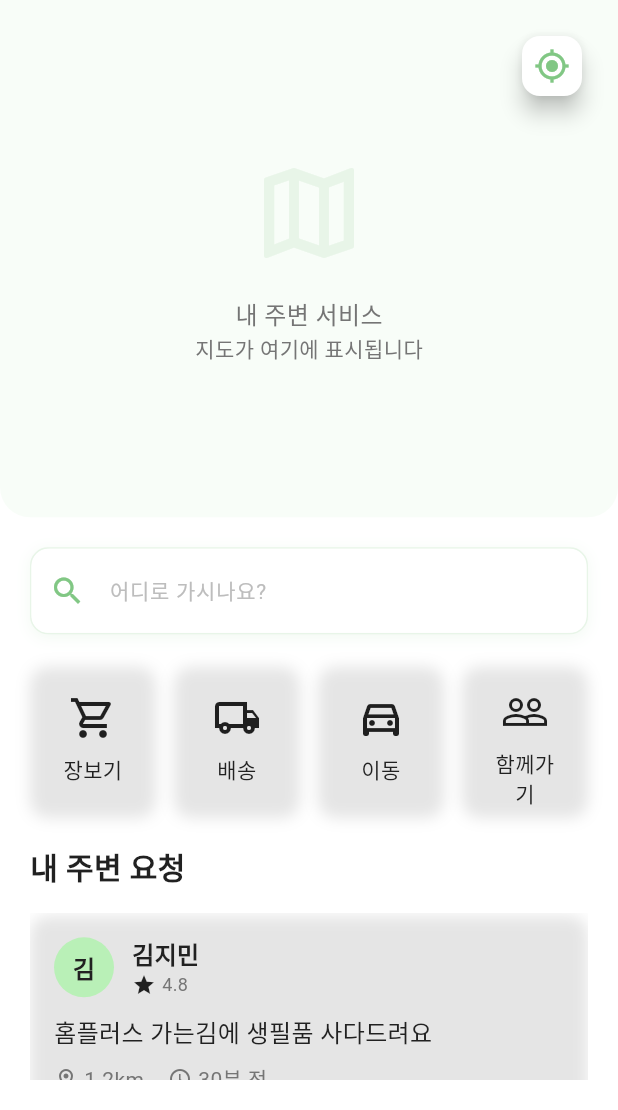
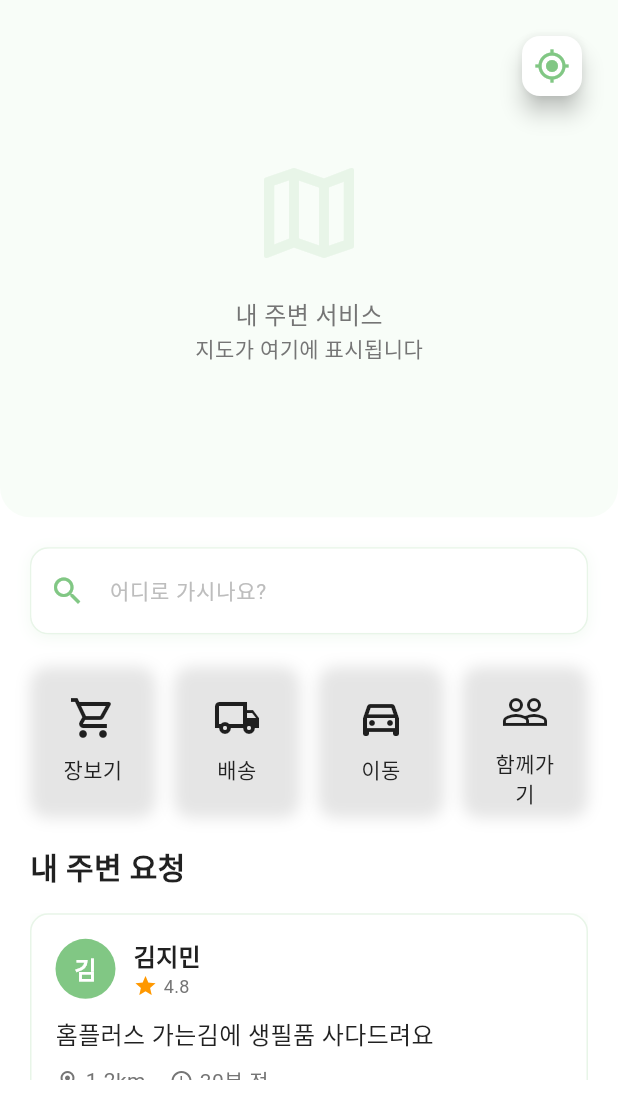
Before and after one commit to pnci1029/GNGM, a Flutter app: the screen it shows after launch, on a phone screen of 412 x 824 dp, the part 126-1236 px from its top. Run offline on Flutter 3.47's test engine with Material 3 defaults, Android fonts, the phone set to English and light mode, and no system bars; Roboto replaces fonts that are missing (Gamja Flower, Noto Sans KR); statements that could not run were skipped.

Commit message:
[FE] 프로젝트 톤 세팅중

```diff
--- a/GNGM_FE/lib/widgets/service_card.dart
+++ b/GNGM_FE/lib/widgets/service_card.dart
@@ -32,11 +32,15 @@ class ServiceCard extends StatelessWidget {
         margin: const EdgeInsets.only(bottom: 12),
         padding: const EdgeInsets.all(16),
         decoration: BoxDecoration(
-          color: GNGMColors.cleanWhite,
+          color: GNGMColors.white,
           borderRadius: BorderRadius.circular(12),
+          border: Border.all(
+            color: GNGMColors.primarySubtle,
+            width: 1,
+          ),
           boxShadow: [
             BoxShadow(
-              color: Colors.black.withOpacity(0.1),
+              color: GNGMColors.primary.withOpacity(0.08),
               blurRadius: 8,
               offset: const Offset(0, 2),
             ),
@@ -49,11 +53,11 @@ class ServiceCard extends StatelessWidget {
               children: [
                 CircleAvatar(
                   radius: 20,
-                  backgroundColor: GNGMColors.trustBlue,
+                  backgroundColor: GNGMColors.primary,
                   child: Text(
                     userName[0],
                     style: GNGMTextStyles.bodyLarge.copyWith(
-                      color: GNGMColors.cleanWhite,
+                      color: GNGMColors.white,
                       fontWeight: FontWeight.bold,
                     ),
                   ),
@@ -74,7 +78,7 @@ class ServiceCard extends StatelessWidget {
                           Icon(
                             Icons.star,
                             size: 16,
-                            color: GNGMColors.warmOrange,
+                            color: GNGMColors.warning,
                           ),
                           const SizedBox(width: 4),
                           Text(
@@ -129,16 +133,16 @@ class ServiceCard extends StatelessWidget {
               children: [
                 Text(
                   '수고비: $price',
-                  style: GNGMTextStyles.bodyLarge.copyWith(
-                    color: GNGMColors.warmOrange,
+                  style: GNGMTextStyles.brandMedium.copyWith(
+                    fontSize: 16,
                     fontWeight: FontWeight.bold,
                   ),
                 ),
                 ElevatedButton(
                   onPressed: onContact,
                   style: ElevatedButton.styleFrom(
-                    backgroundColor: GNGMColors.trustBlue,
-                    foregroundColor: GNGMColors.cleanWhite,
+                    backgroundColor: GNGMColors.primary,
+                    foregroundColor: GNGMColors.white,
                     padding: const EdgeInsets.symmetric(
                       horizontal: 16,
                       vertical: 8,
@@ -146,8 +150,12 @@ class ServiceCard extends StatelessWidget {
                     shape: RoundedRectangleBorder(
                       borderRadius: BorderRadius.circular(8),
                     ),
+                    elevation: 0,
                   ),
-                  child: const Text('연락하기'),
+                  child: Text(
+                    '연락하기',
+                    style: GNGMTextStyles.buttonTextPrimary,
+                  ),
                 ),
               ],
             ),
```
